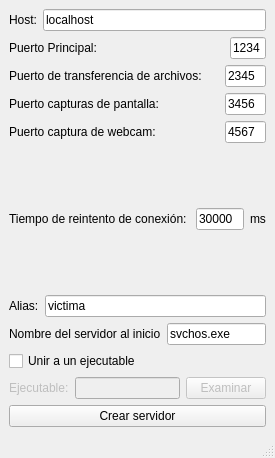
svn2github/demonio, file src/cliente/Forms/ventanaopciones.ui: the form before one commit.
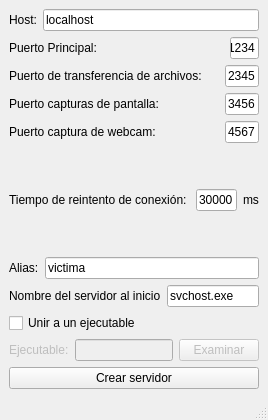
The form after the commit.

Commit message: Cambiado el texto de los créditos

What changed in the file:
```diff
--- a/src/cliente/Forms/ventanaopciones.ui
+++ b/src/cliente/Forms/ventanaopciones.ui
@@ -6,8 +6,8 @@
    <rect>
     <x>0</x>
     <y>0</y>
-    <width>275</width>
-    <height>458</height>
+    <width>268</width>
+    <height>420</height>
    </rect>
   </property>
   <property name="windowTitle">
@@ -172,7 +172,7 @@
       <item>
        <widget class="QLineEdit" name="textoNombre">
         <property name="text">
-         <string>svchos.exe</string>
+         <string>svchost.exe</string>
         </property>
        </widget>
       </item>
```
Left out of the diff: 2 changed lines with no effect on the pictures. The commit also changes 1 other file.
